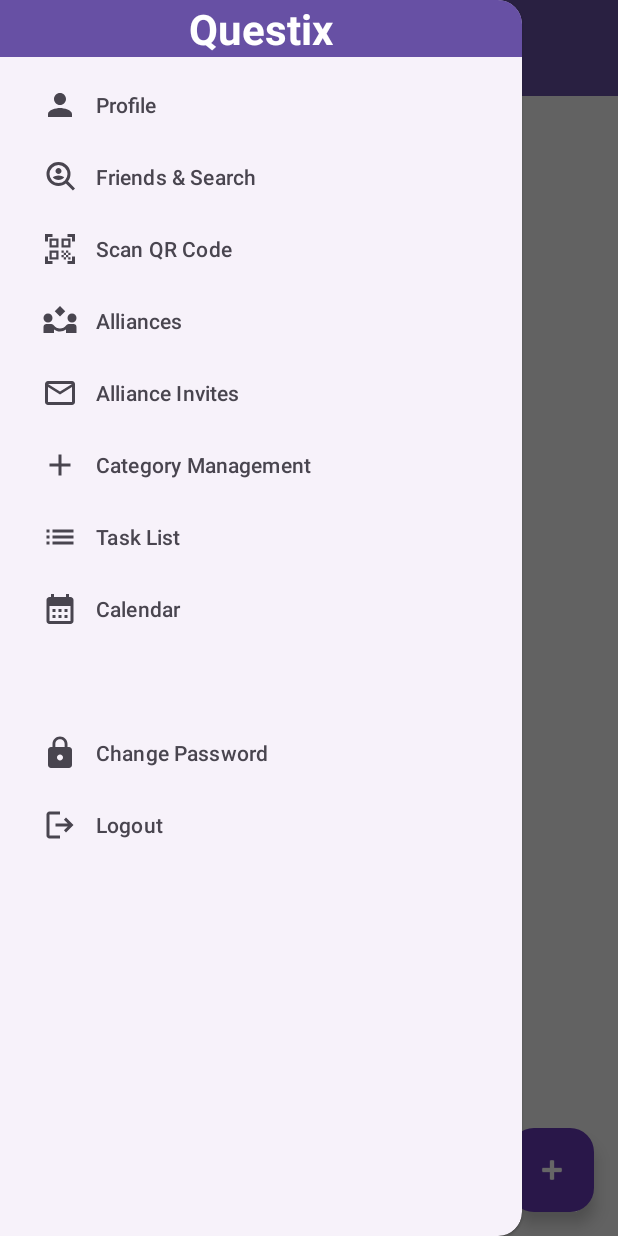
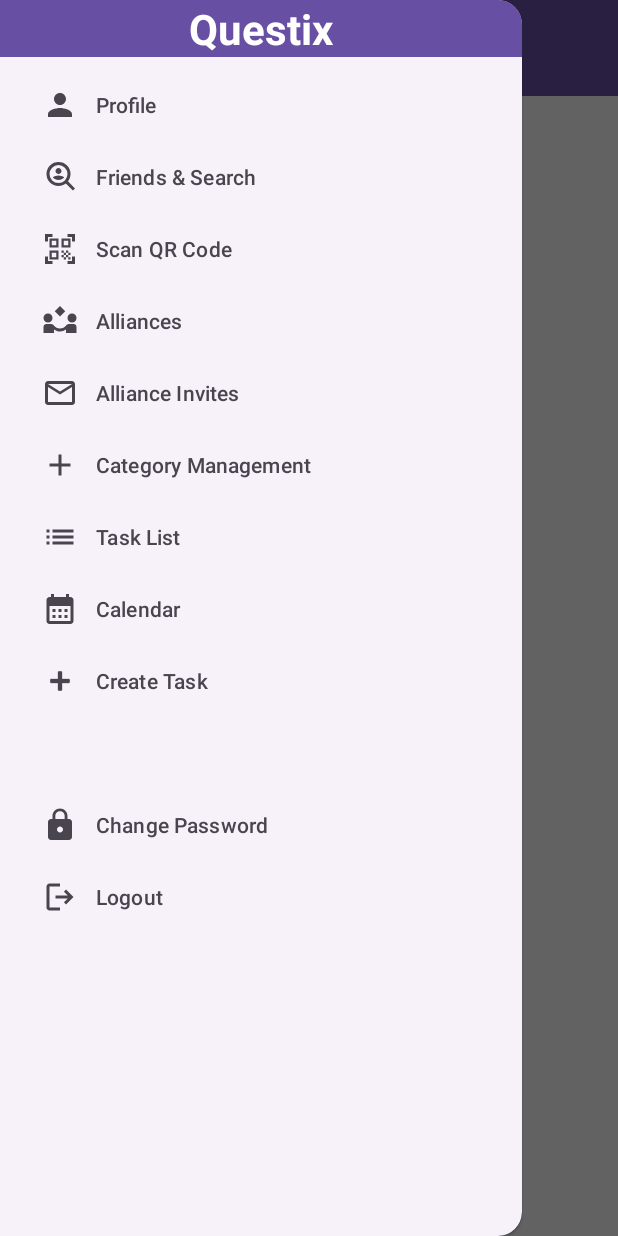
Before and after one commit to nkusla/e2-ma-tim20-2025, an Android app: the fragment TaskListFragment placed in its activity, with the side drawer open, on a phone screen of 412 x 824 dp. Run offline under Robolectric (Android 15) with nearby library versions, the phone set to English and light mode, and no system bars; our stand-ins replace Firebase (no records; nobody signed in at launch, a user with empty details on screens opened directly), data binding; 2 statements that could not run were skipped.

Commit message:
fix: Fixes app crash when creating task

```diff
--- a/Questix/app/src/main/java/com/kulenina/questix/activity/MainActivity.java
+++ b/Questix/app/src/main/java/com/kulenina/questix/activity/MainActivity.java
@@ -122,6 +122,8 @@ public class MainActivity extends AppCompatActivity {
 			showTaskList();
 		} else if (itemId == R.id.nav_calendar) {
 			showCalendar();
+		} else if (itemId == R.id.nav_create_task) {
+			showCreateTask();
 		}
 		else if (itemId == R.id.nav_logout) {
 			logout();
@@ -196,7 +198,6 @@ public class MainActivity extends AppCompatActivity {
 
 	public void showCreateTask() {
 		CreateTaskFragment fragment = new CreateTaskFragment();
-		// Obično se kreiranje stavlja u Back Stack da bi se dugme Nazad vratilo na Listu
 		replaceFragment(fragment);
 	}
 }
--- a/Questix/app/src/main/java/com/kulenina/questix/fragment/TaskListFragment.java
+++ b/Questix/app/src/main/java/com/kulenina/questix/fragment/TaskListFragment.java
@@ -8,8 +8,6 @@ import android.widget.Toast;
 import androidx.annotation.NonNull;
 import androidx.annotation.Nullable;
 import androidx.fragment.app.Fragment;
-import androidx.fragment.app.FragmentManager;
-import androidx.fragment.app.FragmentTransaction;
 import androidx.lifecycle.ViewModelProvider;
 //import androidx.navigation.NavController;
 //import androidx.navigation.Navigation;
@@ -18,7 +16,6 @@ import com.kulenina.questix.databinding.FragmentTaskListBinding;
 import com.kulenina.questix.model.AppTask;
 import com.kulenina.questix.viewmodel.AppTaskViewModel;
 import com.kulenina.questix.adapter.TaskListAdapter;
-import com.kulenina.questix.viewmodel.AppTaskViewModel;
 
 public class TaskListFragment extends Fragment implements TaskListAdapter.TaskActionListener {
 
@@ -43,7 +40,6 @@ public class TaskListFragment extends Fragment implements TaskListAdapter.TaskAc
 
         setupRecyclerView();
         setupObservers();
-        setupFab();
 
         // Početno učitavanje zadataka
         appTaskViewModel.loadTasksForList();
@@ -81,16 +77,6 @@ public class TaskListFragment extends Fragment implements TaskListAdapter.TaskAc
         });
     }
 
-    private void setupFab() {
-        binding.fabAddTask.setOnClickListener(v -> {
-            CreateTaskFragment fragment = new CreateTaskFragment();
-            FragmentManager fragmentManager = requireActivity().getSupportFragmentManager();
-            FragmentTransaction transaction = fragmentManager.beginTransaction();
-            transaction.replace(R.id.fragment_container, fragment);
-            transaction.addToBackStack(null); // omogućava povratak na prethodni fragment
-            transaction.commit();
-        });
-    }
 
 
     // --- TaskActionListener Implementacija ---
--- a/Questix/app/src/main/res/layout/fragment_task_list.xml
+++ b/Questix/app/src/main/res/layout/fragment_task_list.xml
@@ -60,17 +60,6 @@
             app:layout_constraintEnd_toEndOf="parent"
             tools:listitem="@layout/task_list_item" />
 
-        <com.google.android.material.floatingactionbutton.FloatingActionButton
-            android:id="@+id/fab_add_task"
-            android:layout_width="wrap_content"
-            android:layout_height="wrap_content"
-            android:layout_margin="16dp"
-            android:contentDescription="Dodaj Zadatak"
-            app:srcCompat="@android:drawable/ic_input_add"
-            app:layout_constraintBottom_toBottomOf="parent"
-            app:layout_constraintEnd_toEndOf="parent"
-            app:tint="@android:color/white"
-            app:backgroundTint="@color/colorPrimary" />
 
     </androidx.constraintlayout.widget.ConstraintLayout>
 </layout>
--- a/Questix/app/src/main/res/menu/nav_menu.xml
+++ b/Questix/app/src/main/res/menu/nav_menu.xml
@@ -34,6 +34,10 @@
 			android:icon="@drawable/ic_calendar"
 			android:title="Calendar" />
 		<item
+			android:id="@+id/nav_create_task"
+			android:icon="@android:drawable/ic_input_add"
+			android:title="Create Task" />
+		<item
 			android:title=""
 			android:enabled="false" />
 		<item
```
Also changed, not shown: Questix/app/src/main/res/drawable/bg_spinner.xml (+7 -1 lines).
